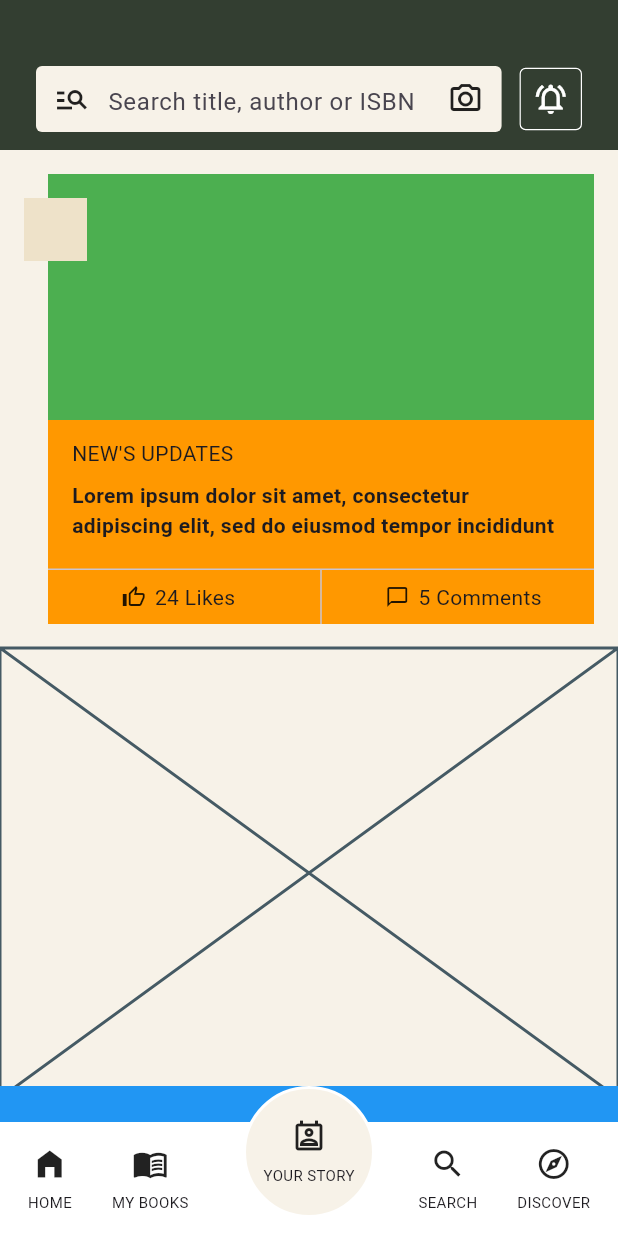
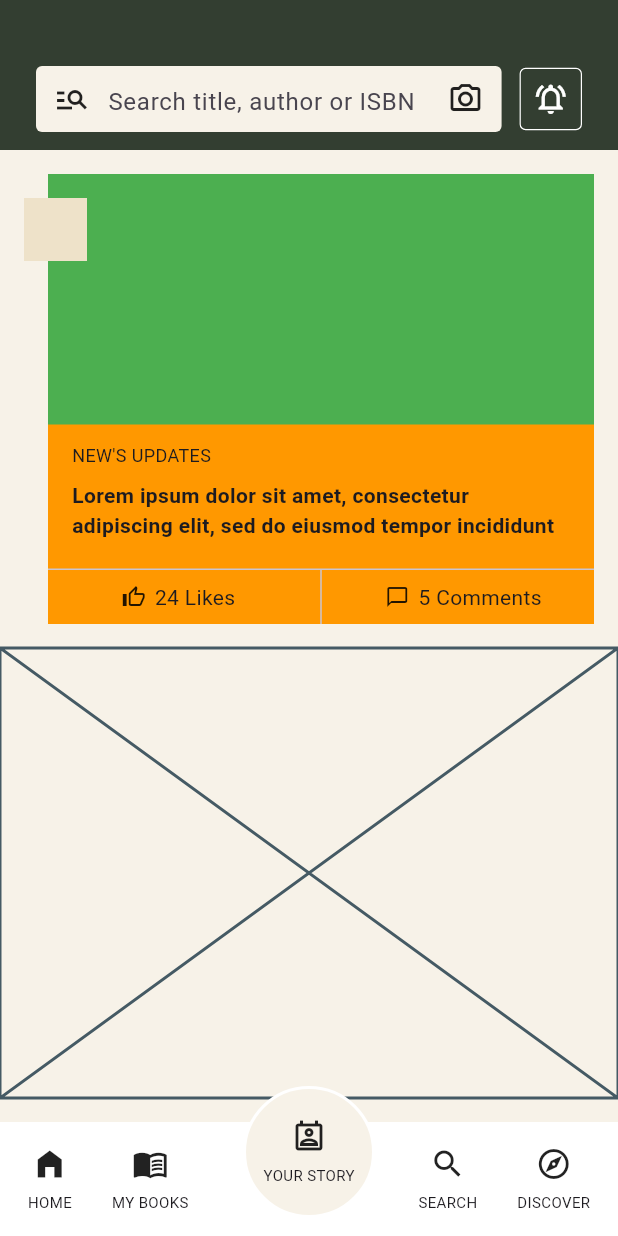
Before and after one commit to JAICHANGPARK/flutter_notebook_chapter_43, a Flutter app: the NewsFeedHomePage screen opened directly, on a phone screen of 412 x 824 dp. Run offline on Flutter 3.47's test engine with Material 3 defaults, Android fonts, the phone set to English and light mode, and no system bars; our stand-ins replace gap, hugeicons.

Commit message:
Update news_feed_home_page.dart

```diff
--- a/lib/ep2163_newsfeed_app/views/news_feed_home_page.dart
+++ b/lib/ep2163_newsfeed_app/views/news_feed_home_page.dart
@@ -97,7 +97,6 @@ class _NewsFeedHomePageState extends State<NewsFeedHomePage> {
                                 child: Container(
                                   color: Colors.orange,
                                   child: Column(
-
                                     crossAxisAlignment: CrossAxisAlignment.start,
                                     children: [
                                       Expanded(
@@ -113,7 +112,12 @@ class _NewsFeedHomePageState extends State<NewsFeedHomePage> {
                                           crossAxisAlignment: CrossAxisAlignment.start,
                                           spacing: 8,
                                           children: [
-                                            Text("NEW'S UPDATES"),
+                                            Text(
+                                              "NEW'S UPDATES",
+                                              style: TextStyle(
+                                                fontSize: 12,
+                                              ),
+                                            ),
                                             Text(
                                               "Lorem ipsum dolor sit amet, consectetur adipiscing elit, sed do eiusmod tempor incididunt ut labore et dolore magna aliqua. Ut enim ad minim veniam, ",
                                               maxLines: 2,
@@ -142,7 +146,6 @@ class _NewsFeedHomePageState extends State<NewsFeedHomePage> {
                                                       Icons.thumb_up_alt_outlined,
                                                       size: 16,
                                                     ),
-
                                                     Text(
                                                       "24 Likes",
                                                     )
@@ -162,7 +165,6 @@ class _NewsFeedHomePageState extends State<NewsFeedHomePage> {
                                                       Icons.chat_bubble_outline,
                                                       size: 16,
                                                     ),
-
                                                     Text(
                                                       "5 Comments",
                                                     )
@@ -228,7 +230,7 @@ class _NewsFeedHomePageState extends State<NewsFeedHomePage> {
               right: 0,
               child: Container(
                 height: 100,
-                color: Colors.blue,
+                // color: Colors.blue,
                 child: Stack(
                   children: [
                     Positioned(
```
